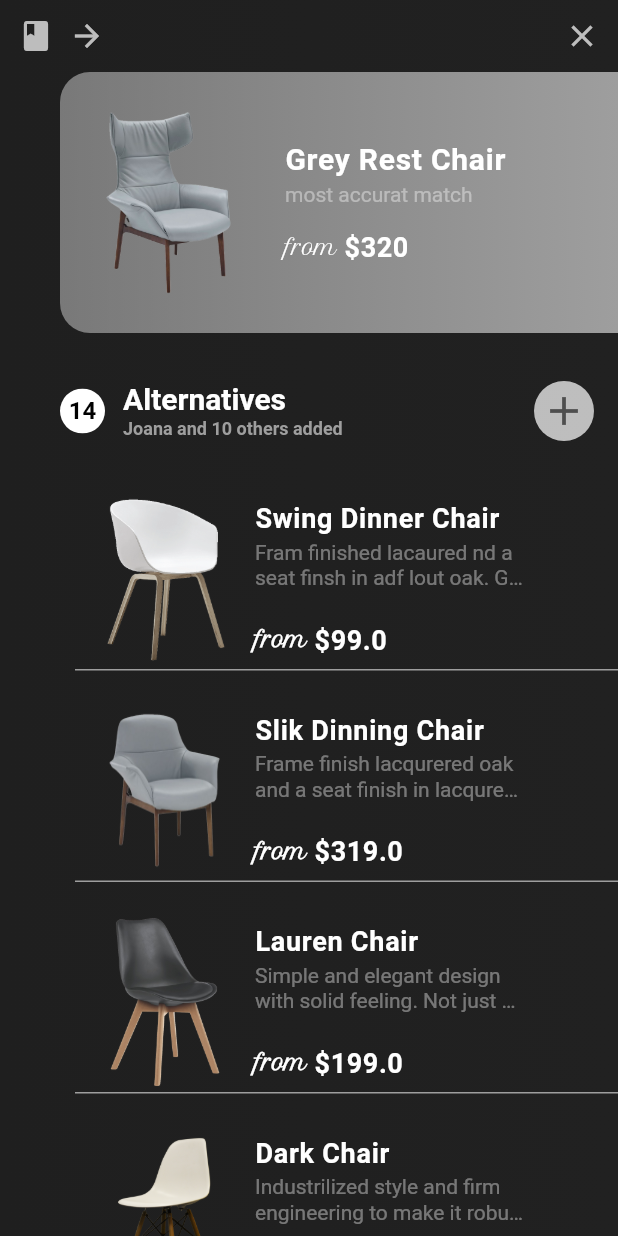
After one commit to preston0769/Flutter-Practice, a Flutter app: the screen it shows after launch, after a tap on "Furniture Shop", on a phone screen of 412 x 824 dp. The commit adds this screen. Run offline on Flutter 3.47's test engine with Material 2 defaults, Android fonts, the phone set to English and light mode, and no system bars; our stand-ins replace font_awesome_flutter; missing offline and left inert: fluttery.

Commit message:
Complete furniture shop page
Update navigation page

```diff
--- /dev/null
+++ b/Layouts/LayoutGallery/layout_gallery/lib/furnitureshopLayout.dart
@@ -0,0 +1,331 @@
+import 'package:flutter/material.dart';
+
+List<FurnitureModel> furnitureList = [
+  FurnitureModel(
+      imagePath: "assets/furniture/chair5.png",
+      title: "Swing Dinner Chair",
+      description:
+          "Fram finished lacaured nd a seat finsh in adf lout oak. Great a long seat.",
+      price: 99.0),
+  FurnitureModel(
+      imagePath: "assets/furniture/chair1.png",
+      title: "Slik Dinning Chair",
+      description:
+          "Frame finish lacqurered oak and a seat finish in lacqured leather.",
+      price: 319.0),
+  FurnitureModel(
+      imagePath: "assets/furniture/chair3.png",
+      title: "Lauren Chair",
+      description:
+          "Simple and elegant design with solid feeling. Not just a piece of funirture.",
+      price: 199.0),
+  FurnitureModel(
+      imagePath: "assets/furniture/chair4.png",
+      title: "Dark Chair",
+      description:
+          "Industrilized style and firm engineering to make it robust and confortable.",
+      price: 129.0)
+];
+
+class FurnitureShopLayout extends StatefulWidget {
+  @override
+  _FurnitureShopLayoutState createState() => _FurnitureShopLayoutState();
+}
+
+class _FurnitureShopLayoutState extends State<FurnitureShopLayout> {
+  Widget _buildHeadIcons() {
+    return Padding(
+      padding: EdgeInsets.all(12.0),
+      child: Row(
+        children: <Widget>[
+          Icon(
+            Icons.class_,
+            size: 24.0,
+            color: Colors.white.withAlpha(180),
+          ),
+          SizedBox(
+            width: 10.0,
+          ),
+          Icon(
+            Icons.arrow_forward,
+            size: 24.0,
+            color: Colors.white.withAlpha(180),
+          ),
+          Expanded(
+            child: Container(),
+          ),
+          InkWell(
+            onTap: (){
+              Navigator.pop(context);
+            },
+                      child: Icon(
+              Icons.clear,
+              size: 24.0,
+              color: Colors.white.withAlpha(180),
+            ),
+          ),
+        ],
+      ),
+    );
+  }
+
+  BoxDecoration _generateBackgroundGradient() {
+    return BoxDecoration(
+        gradient:
+            LinearGradient(colors: [Color(0xFF1F1F1F), Color(0xFF212121)]),
+        color: Colors.black);
+  }
+
+  Widget _buildFeatureBanner() {
+    return Padding(
+        padding: EdgeInsets.only(left: 40.0),
+        child: ClipRRect(
+          borderRadius: BorderRadius.only(
+            bottomLeft: Radius.circular(20.0),
+            topLeft: Radius.circular(20.0),
+          ),
+          child: Container(
+            decoration: BoxDecoration(
+                gradient: LinearGradient(
+                    colors: [Colors.grey.withAlpha(180), Colors.grey])),
+            width: double.infinity,
+            child: Padding(
+              padding: EdgeInsets.only(top: 12.0, bottom: 12.0),
+              child: Row(
+                children: <Widget>[
+                  Image.asset(
+                    "assets/furniture/chair2.png",
+                    height: 150.0,
+                    width: 150.0,
+                    fit: BoxFit.fill,
+                  ),
+                  Column(
+                    crossAxisAlignment: CrossAxisAlignment.start,
+                    children: <Widget>[
+                      Text(
+                        "Grey Rest Chair",
+                        style: TextStyle(
+                            color: Colors.white,
+                            fontSize: 20.0,
+                            letterSpacing: 0.5,
+                            fontWeight: FontWeight.w700),
+                      ),
+                      Text(
+                        "most accurat match",
+                        style: TextStyle(
+                            color: Colors.white.withAlpha(100), height: 1.5),
+                      ),
+                      Padding(
+                        padding: const EdgeInsets.only(top: 16.0),
+                        child: Row(
+                          children: <Widget>[
+                            Text("from",
+                                style: TextStyle(
+                                    fontFamily: 'Petit Formal Script',
+                                    color: Colors.white)),
+                            Text(
+                              " \$320",
+                              style: TextStyle(
+                                  color: Colors.white,
+                                  fontSize: 18.0,
+                                  fontWeight: FontWeight.bold,
+                                  letterSpacing: 0.4),
+                            )
+                          ],
+                        ),
+                      )
+                    ],
+                  )
+                ],
+              ),
+            ),
+          ),
+        ));
+  }
+
+  Widget _buildAlterAndAction() {
+    return Padding(
+      padding:
+          EdgeInsets.only(top: 32.0, left: 40.0, right: 16.0, bottom: 32.0),
+      child: Row(
+        children: <Widget>[
+          ClipRRect(
+            borderRadius: BorderRadius.circular(15.0),
+            child: Container(
+              height: 30.0,
+              width: 30.0,
+              color: Colors.white,
+              child: Center(
+                child: Text(
+                  "14",
+                  style: TextStyle(
+                      color: Colors.black,
+                      fontWeight: FontWeight.bold,
+                      fontSize: 16.0),
+                ),
+              ),
+            ),
+          ),
+          Padding(
+            padding: const EdgeInsets.only(left: 12.0),
+            child: Column(
+              crossAxisAlignment: CrossAxisAlignment.start,
+              children: <Widget>[
+                Text(
+                  "Alternatives",
+                  style: TextStyle(
+                      color: Colors.white,
+                      fontSize: 20.0,
+                      fontWeight: FontWeight.bold),
+                ),
+                Text(
+                  "Joana and 10 others added",
+                  style: TextStyle(
+                      color: Colors.grey,
+                      fontWeight: FontWeight.bold,
+                      fontSize: 12.0,
+                      height: 1.4),
+                ),
+              ],
+            ),
+          ),
+          Expanded(
+            child: Container(),
+          ),
+          ClipRRect(
+            borderRadius: BorderRadius.circular(20.0),
+            child: Container(
+              height: 40.0,
+              width: 40.0,
+              color: Colors.white.withAlpha(180),
+              child: Center(
+                  child: Icon(Icons.add,
+                      size: 32.0, color: Colors.black.withAlpha(150))),
+            ),
+          ),
+        ],
+      ),
+    );
+  }
+
+  Widget _buildItemList() {
+    return Expanded(
+      child: ListView(
+          children: furnitureList.map((furniture) {
+        return FurnitureItem(
+          model: furniture,
+        );
+      }).toList()),
+    );
+  }
+
+  @override
+  Widget build(BuildContext context) {
+    return Scaffold(
+      // backgroundColor: Colors.transparent,
+      body: Container(
+        decoration: _generateBackgroundGradient(),
+        child: SafeArea(
+          child: Column(
+            children: <Widget>[
+              _buildHeadIcons(),
+              _buildFeatureBanner(),
+              _buildAlterAndAction(),
+              _buildItemList(),
+            ],
+          ),
+        ),
+      ),
+    );
+  }
+}
+
+class FurnitureItem extends StatelessWidget {
+  final FurnitureModel model;
+
+  FurnitureItem({@required this.model});
+
+  @override
+  Widget build(BuildContext context) {
+    return Padding(
+      padding: const EdgeInsets.only(left: 50.0, bottom: 20.0),
+      child: Container(
+        decoration: BoxDecoration(
+            border: Border(bottom: BorderSide(color: Colors.grey, width: 1.0))),
+        child: Container(
+          child: Row(
+            children: <Widget>[
+              Image.asset(
+                model.imagePath,
+                height: 120.0,
+                width: 120.0,
+                fit: BoxFit.fill,
+              ),
+              Column(
+                crossAxisAlignment: CrossAxisAlignment.start,
+                children: <Widget>[
+                  Text(
+                    model.title,
+                    style: TextStyle(
+                        color: Colors.white,
+                        fontSize: 18.0,
+                        letterSpacing: 0.5,
+                        fontWeight: FontWeight.w700),
+                  ),
+                  Padding(
+                    padding: const EdgeInsets.only(top: 4.0),
+                    child: SizedBox(
+                      height: 40.0,
+                      width: 180.0,
+                      child: OverflowBox(
+                        child: Text(
+                          model.description,
+                          style: TextStyle(
+                              color: Colors.white.withAlpha(100), height: 1.2),
+                          overflow: TextOverflow.ellipsis,
+                          maxLines: 2,
+                        ),
+                      ),
+                    ),
+                  ),
+                  Padding(
+                    padding: const EdgeInsets.only(top: 16.0),
+                    child: Row(
+                      children: <Widget>[
+                        Text("from",
+                            style: TextStyle(
+                                fontWeight: FontWeight.bold,
+                                fontFamily: 'Petit Formal Script',
+                                color: Colors.white)),
+                        Text(
+                          " \$${model.price}",
+                          style: TextStyle(
+                              color: Colors.white,
+                              fontSize: 18.0,
+                              fontWeight: FontWeight.bold,
+                              letterSpacing: 0.4),
+                        )
+                      ],
+                    ),
+                  )
+                ],
+              )
+            ],
+          ),
+        ),
+      ),
+    );
+  }
+}
+
+class FurnitureModel {
+  final String imagePath;
+  final String title;
+  final String description;
+  final double price;
+  FurnitureModel(
+      {@required this.title,
+      @required this.description,
+      @required this.price,
+      @required this.imagePath});
+}
--- a/Layouts/LayoutGallery/layout_gallery/lib/navigationPage.dart
+++ b/Layouts/LayoutGallery/layout_gallery/lib/navigationPage.dart
@@ -2,22 +2,25 @@ import 'dart:math';
 
 import 'package:flutter/material.dart';
 import 'package:layout_gallery/flipcaroselLayout.dart';
+import 'package:layout_gallery/furnitureshopLayout.dart';
 import 'package:layout_gallery/loginLayout.dart';
 import 'package:layout_gallery/shoppingcartLayout.dart';
 
 List<NavigationItem> screens = [
   new NavigationItem(
+      sreen: FlipCaroselLayout(),
+      title: "Flip Carosel",
+      subTitle: "Test Flip Carosel"),
+  new NavigationItem(
+      sreen: LoginLayout(), title: "Login Page", subTitle: "Now for input"),
+  new NavigationItem(
       sreen: ShoppingCartLayout(),
       title: "ShoppingCart",
       subTitle: "Simple Shoping Cart"),
   new NavigationItem(
-      sreen: FlipCaroselLayout(),
-      title: "Flip Carosel",
-      subTitle: "Test Flip Carosel"),
-  new NavigationItem(
-      sreen: LoginLayout(),
-      title: "Login Page",
-      subTitle: "Now for input")
+      sreen: FurnitureShopLayout(),
+      title: "Furniture Shop",
+      subTitle: "Furniture shop")
 ];
 
 List<Color> colors = [
@@ -58,8 +61,8 @@ class _NavigationPageState extends State<NavigationPage>
         child: Container(
           decoration: ShapeDecoration(
               gradient: LinearGradient(colors: [
-                Color(0xff81CDFF),
-                Color(0xFF79F3FF),
+                Color(0x9981CDEE),
+                Color(0x9979F3EE),
               ]),
               shape: RoundedRectangleBorder(
                   borderRadius: BorderRadius.all(Radius.circular(8.0)))),
@@ -92,19 +95,29 @@ class _NavigationPageState extends State<NavigationPage>
                             fontSize: 20.0,
                             color: Colors.white)),
                   ),
-                  Text(item.subTitle,
-                      style: TextStyle(fontSize: 18.0, color: Colors.black)),
+                  Container(
+                    width: 170.0,
+                    height: 20.0,
+                    child: OverflowBox(
+                      child: Text(item.subTitle,
+                          overflow: TextOverflow.ellipsis,
+                          style: TextStyle(
+                              fontSize: 16.0,
+                              color: Colors.black.withAlpha(200))),
+                    ),
+                  ),
                 ],
               ),
               Expanded(
                 child: new Container(),
               ),
               IconButton(
+                  onPressed: () {},
                   icon: Icon(
-                Icons.arrow_forward,
-                color: Colors.white,
-                size: 30.0,
-              ))
+                    Icons.arrow_forward,
+                    color: Colors.white,
+                    size: 30.0,
+                  ))
             ],
           ),
         ),
@@ -131,6 +144,7 @@ class _NavigationPageState extends State<NavigationPage>
         return false;
       },
       child: Scaffold(
+        backgroundColor: Colors.white70,
         appBar: AppBar(
             title: Text(
           "Navigations",
--- a/Layouts/LayoutGallery/layout_gallery/lib/shoppingcartLayout.dart
+++ b/Layouts/LayoutGallery/layout_gallery/lib/shoppingcartLayout.dart
@@ -63,7 +63,6 @@ class ShoppingMainPage extends StatefulWidget {
 }
 
 class _ShoppingMainPageState extends State<ShoppingMainPage> {
-
   _updateState() {
     setState(() {});
   }
@@ -82,17 +81,16 @@ class _ShoppingMainPageState extends State<ShoppingMainPage> {
               colors: [Color(0xFFE7EAF2), Color(0xFFD2D9EB)])),
       child: Column(
         children: <Widget>[
-          SizedBox(
-            height: 20.0,
-          ),
           Expanded(
+              child: SingleChildScrollView(
             child: Column(
                 children: shoppingItems.map((item) {
               return ItemCard(
                 model: item,
                 onItemChanged: _updateState,
               );
-          }).toList())),
+            }).toList()),
+          )),
           Container(
             color: Color(0x99F5F7FD),
             padding: EdgeInsets.all(20.0),
@@ -134,7 +132,8 @@ class _ShoppingMainPageState extends State<ShoppingMainPage> {
                               fontSize: 20.0,
                               fontWeight: FontWeight.bold,
                               letterSpacing: 1.0)),
-                      Text("${two_digits_formatter.format(subTotal+30.0)} USD",
+                      Text(
+                          "${two_digits_formatter.format(subTotal + 30.0)} USD",
                           style: TextStyle(
                               color: Colors.orange,
                               fontSize: 20.0,
@@ -165,9 +164,9 @@ class _ShoppingMainPageState extends State<ShoppingMainPage> {
 
 class ItemCard extends StatefulWidget {
   final ShoppingItemModel model;
-  final VoidCallback onItemChanged ;
+  final VoidCallback onItemChanged;
 
-  ItemCard({@required this.model,@required this.onItemChanged});
+  ItemCard({@required this.model, @required this.onItemChanged});
 
   @override
   _ItemCardState createState() => _ItemCardState();
```
Also changed, not shown: Layouts/LayoutGallery/layout_gallery/pubspec.yaml (+13 -6 lines), Layouts/LayoutGallery/layout_gallery/assets/fonts/PetitFormalScript-Regular.ttf (added), Layouts/LayoutGallery/layout_gallery/assets/furniture/chair1.png (added), Layouts/LayoutGallery/layout_gallery/assets/furniture/chair2.png (added), Layouts/LayoutGallery/layout_gallery/assets/furniture/chair3.png (added), Layouts/LayoutGallery/layout_gallery/assets/furniture/chair4.png (added), Layouts/LayoutGallery/layout_gallery/assets/furniture/chair5.png (added), Layouts/LayoutGallery/layout_gallery/assets/furniture/lamp1.png (added), 3 other files. Lines whose indentation alone changed are shown as unchanged.
